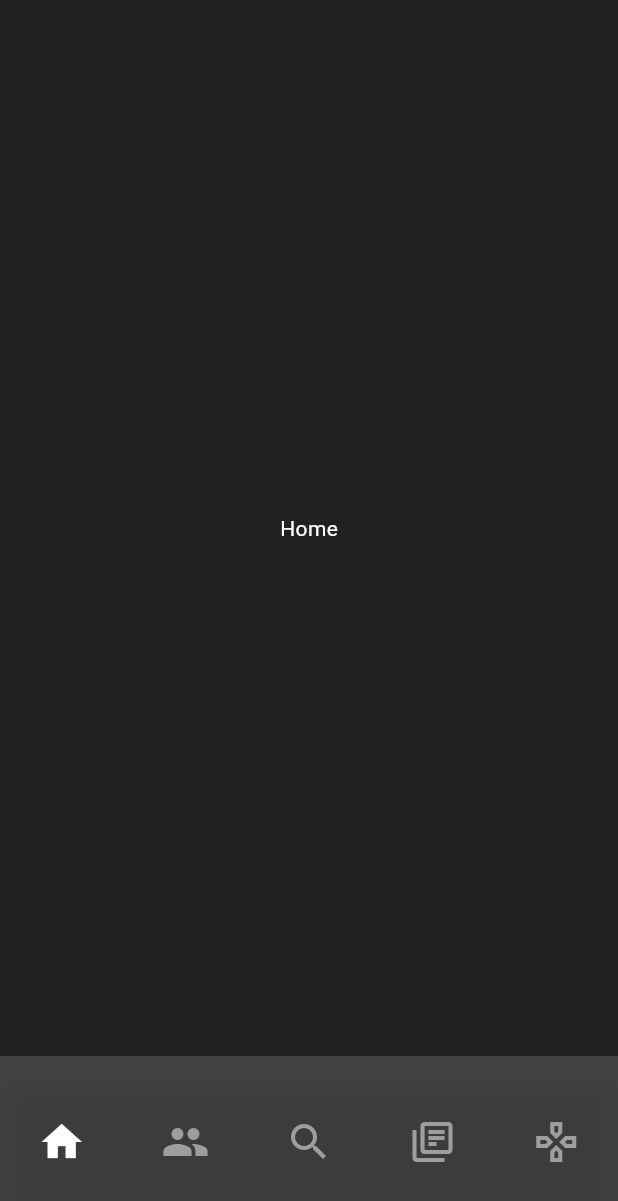
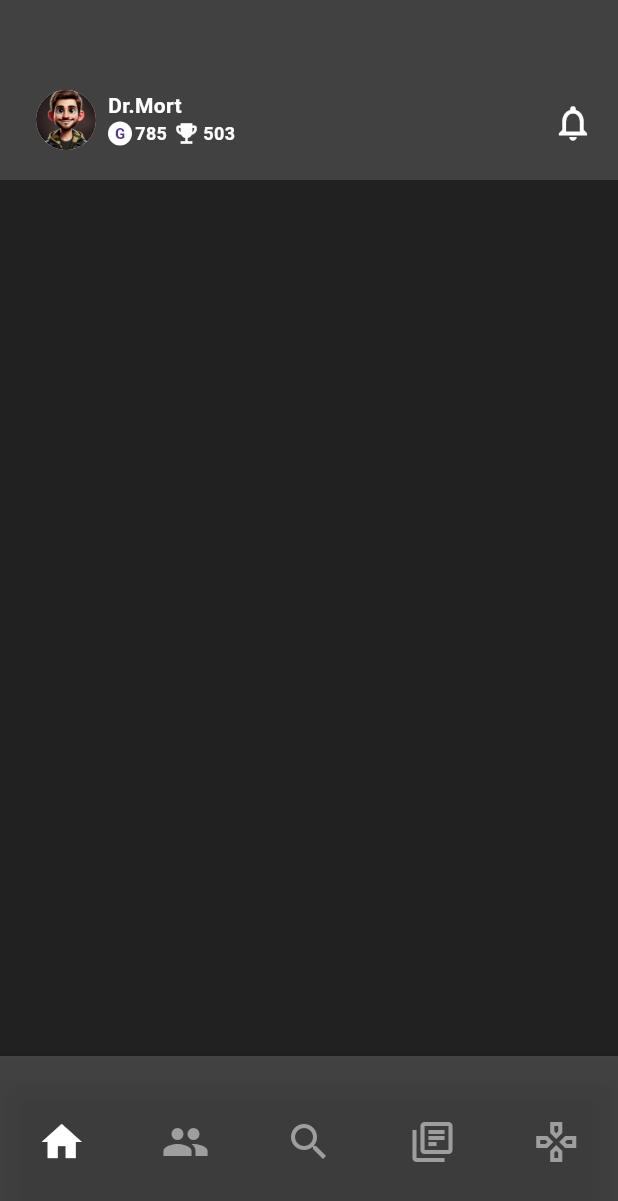
Before and after one commit to alexmortelsison/xboxapp, a Flutter app: the screen it shows after launch, on a phone screen of 412 x 824 dp. Shown: the top 1201 px of the screen. Run offline on Flutter 3.47's test engine with Material 3 defaults, Android fonts, the phone set to English and light mode, and no system bars.

Commit message:
updated homescreen

```diff
--- a/lib/pages/home_screen.dart
+++ b/lib/pages/home_screen.dart
@@ -6,11 +6,98 @@ class HomeScreen extends StatelessWidget {
 
   @override
   Widget build(BuildContext context) {
-    return Center(
-      child: Text(
-        "Home",
-        style: textColor,
-      ),
+    return Column(
+      children: [
+        Container(
+          height: 120,
+          color: const Color.fromARGB(66, 158, 158, 158),
+          child: Padding(
+            padding: const EdgeInsets.only(top: 60, left: 24),
+            child: Row(
+              mainAxisAlignment: MainAxisAlignment.spaceBetween,
+              crossAxisAlignment: CrossAxisAlignment.start,
+              children: [
+                Row(
+                  crossAxisAlignment: CrossAxisAlignment.start,
+                  children: [
+                    CircleAvatar(
+                      backgroundImage: AssetImage("lib/assets/avatar.png"),
+                    ),
+                    Padding(
+                      padding: const EdgeInsets.only(left: 8),
+                      child: Column(
+                        crossAxisAlignment: CrossAxisAlignment.start,
+                        children: [
+                          Text(
+                            "Dr.Mort",
+                            style: TextStyle(
+                              color: Colors.white,
+                              fontWeight: FontWeight.bold,
+                            ),
+                          ),
+                          Row(
+                            children: [
+                              CircleAvatar(
+                                backgroundColor: Colors.white,
+                                radius: 8,
+                                child: Text(
+                                  "G",
+                                  style: TextStyle(
+                                    fontSize: 10,
+                                    fontWeight: FontWeight.bold,
+                                  ),
+                                ),
+                              ),
+                              Padding(
+                                padding: const EdgeInsets.only(left: 2),
+                                child: Text(
+                                  "785",
+                                  style: TextStyle(
+                                    color: Colors.white,
+                                    fontWeight: FontWeight.bold,
+                                    fontSize: 12,
+                                  ),
+                                ),
+                              ),
+                              Padding(
+                                padding: const EdgeInsets.only(left: 4),
+                                child: Icon(
+                                  Icons.emoji_events,
+                                  size: 18,
+                                  color: Colors.white,
+                                ),
+                              ),
+                              Padding(
+                                padding: EdgeInsets.only(left: 2),
+                                child: Text(
+                                  "503",
+                                  style: TextStyle(
+                                    color: Colors.white,
+                                    fontWeight: FontWeight.bold,
+                                    fontSize: 12,
+                                  ),
+                                ),
+                              ),
+                            ],
+                          ),
+                        ],
+                      ),
+                    ),
+                  ],
+                ),
+                Padding(
+                  padding: const EdgeInsets.only(right: 16, top: 8),
+                  child: Icon(
+                    Icons.notifications_outlined,
+                    size: 28,
+                    color: Colors.white,
+                  ),
+                ),
+              ],
+            ),
+          ),
+        ),
+      ],
     );
   }
 }
```
